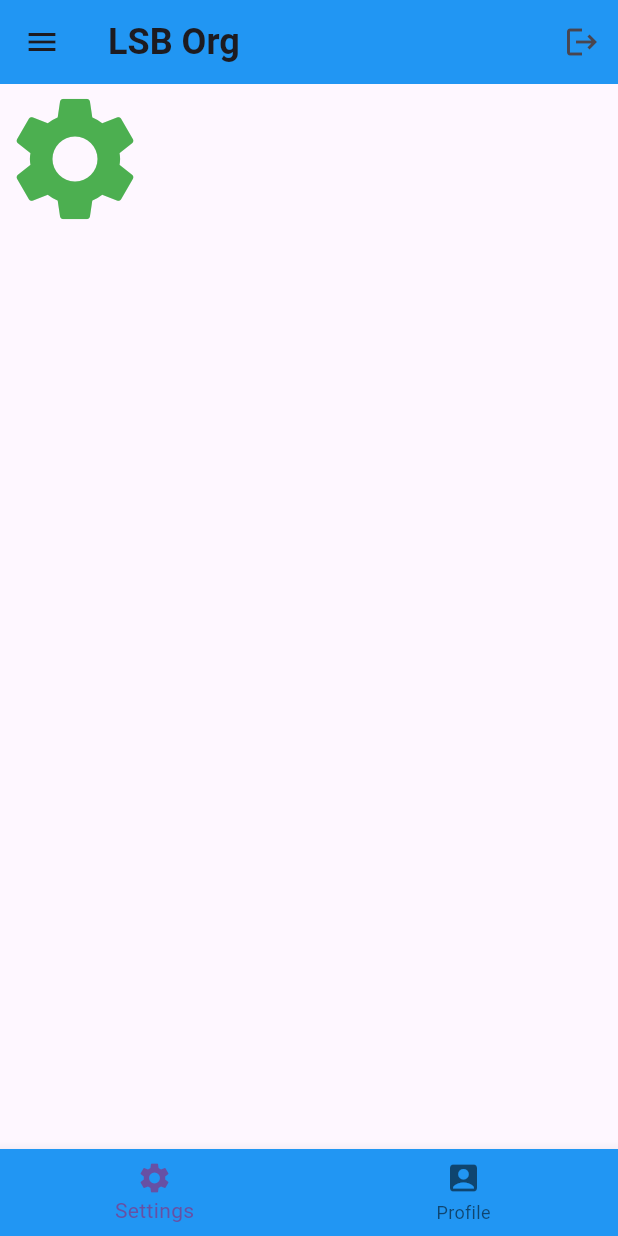
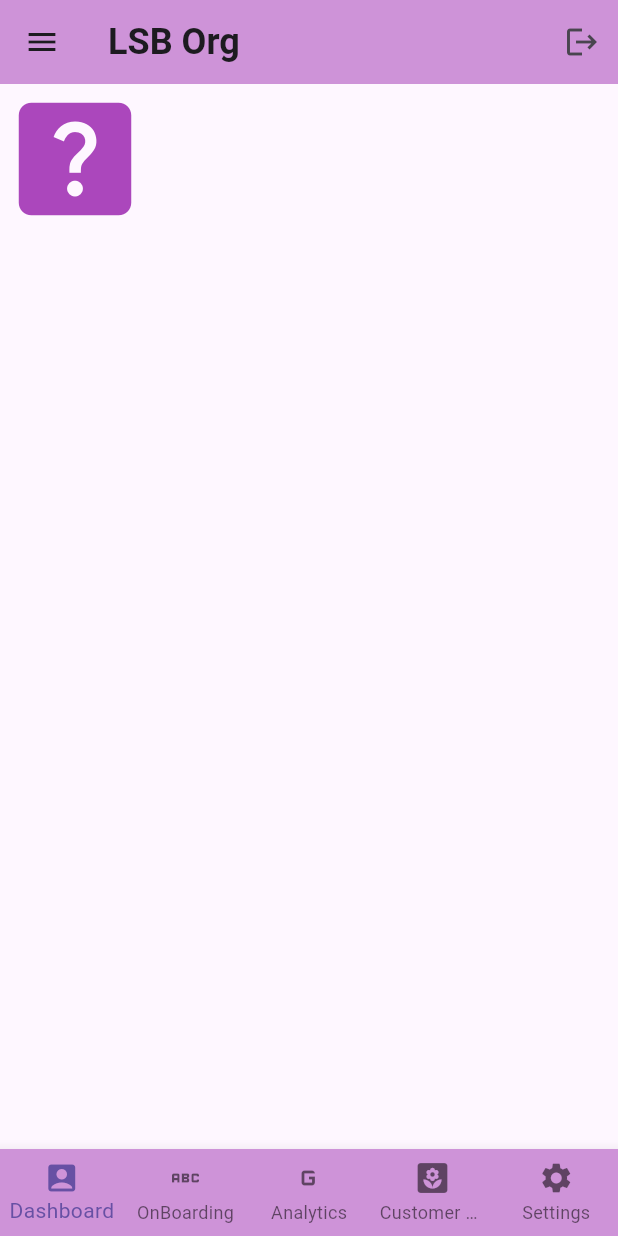
Before and after one commit to Singh1106/lsb_org_app, a Flutter app: the HomePage screen opened by its route, on a phone screen of 412 x 824 dp. Run offline on Flutter 3.47's test engine with Material 3 defaults, Android fonts, the phone set to English and light mode, and no system bars.

Commit message:
chore: bottom navigation bar figured out

```diff
--- a/lib/main.dart
+++ b/lib/main.dart
@@ -2,7 +2,6 @@ import 'package:flutter/material.dart';
 import 'package:lsb_organization/pages/home.dart';
 import 'package:lsb_organization/pages/login.dart';
 import 'package:lsb_organization/pages/otp.dart';
-import 'package:lsb_organization/pages/profile.dart';
 import 'package:lsb_organization/pages/settings.dart';
 import 'package:lsb_organization/theme/main.dart';
 
@@ -25,7 +24,6 @@ class MyApp extends StatelessWidget {
           '/otp': (context) => const OtpPage(),
           '/home': (context) => const HomePage(),
           '/settings': (context) => const SettingsPage(),
-          '/profile': (context) => const ProfilePage()
           // dk why this no work
         });
   }
--- a/lib/pages/profile.dart
+++ b/lib/pages/dashboard.dart
@@ -1,8 +1,8 @@
 import 'package:flutter/material.dart';
 import 'package:lsb_organization/theme/main.dart';
 
-class ProfilePage extends StatelessWidget {
-  const ProfilePage({Key? key});
+class DashboardPage extends StatelessWidget {
+  const DashboardPage({Key? key});
 
   @override
   Widget build(BuildContext context) {
@@ -12,7 +12,7 @@ class ProfilePage extends StatelessWidget {
       body: Column(
         children: [
           Icon(
-            Icons.account_box,
+            Icons.help_center,
             size: 100,
             color: theme.accentColor,
           )
--- a/lib/pages/home.dart
+++ b/lib/pages/home.dart
@@ -1,6 +1,9 @@
 import 'package:flutter/material.dart';
+import 'package:lsb_organization/pages/analytics.dart';
+import 'package:lsb_organization/pages/customer-management.dart';
+import 'package:lsb_organization/pages/dashboard.dart';
 import 'package:lsb_organization/pages/login.dart';
-import 'package:lsb_organization/pages/profile.dart';
+import 'package:lsb_organization/pages/onboarding.dart';
 import 'package:lsb_organization/pages/settings.dart';
 import 'package:lsb_organization/theme/main.dart';
 
@@ -13,12 +16,25 @@ class HomePage extends StatefulWidget {
 
 class _HomePageState extends State<HomePage> {
   int _selectedIndex = 0;
-  final _pages = const [SettingsPage(), ProfilePage()];
+  final _pages = [
+    const DashboardPage(),
+    const OnBoardingPage(),
+    const AnalyticsPage(),
+    const CustomerManagementPage(),
+    const SettingsPage()
+  ];
 
   void _navigateBottomBar(int index) {
     setState(() {
       _selectedIndex = index;
     });
+    // Example navigation logic:
+    // Navigator.pushReplacement(
+    //   context,
+    //   MaterialPageRoute(
+    //     builder: (context) => _pages[index],
+    //   ),
+    // );
   }
 
   @override
@@ -73,7 +89,7 @@ class _HomePageState extends State<HomePage> {
                 Navigator.push(
                   context,
                   MaterialPageRoute(
-                    builder: (context) => const ProfilePage(),
+                    builder: (context) => const DashboardPage(),
                   ),
                 );
               },
@@ -98,14 +114,43 @@ class _HomePageState extends State<HomePage> {
         currentIndex: _selectedIndex,
         onTap: _navigateBottomBar,
         backgroundColor: theme.primaryColor,
+        type: BottomNavigationBarType.fixed, // This is all you need!
+
         items: const [
           BottomNavigationBarItem(
-            icon: Icon(Icons.settings),
-            label: 'Settings',
+            icon: Icon(
+              Icons.account_box,
+              size: 24,
+            ),
+            label: 'Dashboard',
           ),
           BottomNavigationBarItem(
-            icon: Icon(Icons.account_box),
-            label: 'Profile',
+            icon: Icon(
+              Icons.abc,
+              size: 24,
+            ),
+            label: 'OnBoarding',
+          ),
+          BottomNavigationBarItem(
+            icon: Icon(
+              Icons.g_mobiledata,
+              size: 24,
+            ),
+            label: 'Analytics',
+          ),
+          BottomNavigationBarItem(
+            icon: Icon(
+              Icons.yard,
+              size: 24,
+            ),
+            label: 'Customer Management',
+          ),
+          BottomNavigationBarItem(
+            icon: Icon(
+              Icons.settings,
+              size: 24,
+            ),
+            label: 'Settings',
           ),
         ],
       ),
--- a/lib/theme/main.dart
+++ b/lib/theme/main.dart
@@ -124,9 +124,10 @@ class ThemeSelector {
   static ThemeType getCurrentTheme() {
     // Replace this logic with your method of retrieving the selected theme flag from app memory
     // For demonstration purposes, using a hardcoded value
-    final themes = ThemeType.values;
-    final randomIndex = Random().nextInt(themes.length);
-    return themes[randomIndex];
+    // final themes = ThemeType.values;
+    // final randomIndex = Random().nextInt(themes.length);
+    // return themes[randomIndex];
+    return ThemeType.lavenderhaze;
   }
 
   static AppTheme getTheme() {
```
Also changed, not shown: lib/pages/analytics.dart (added, +23 -0 lines), lib/pages/customer-management.dart (added, +23 -0 lines), lib/pages/onboarding.dart (added, +23 -0 lines).
